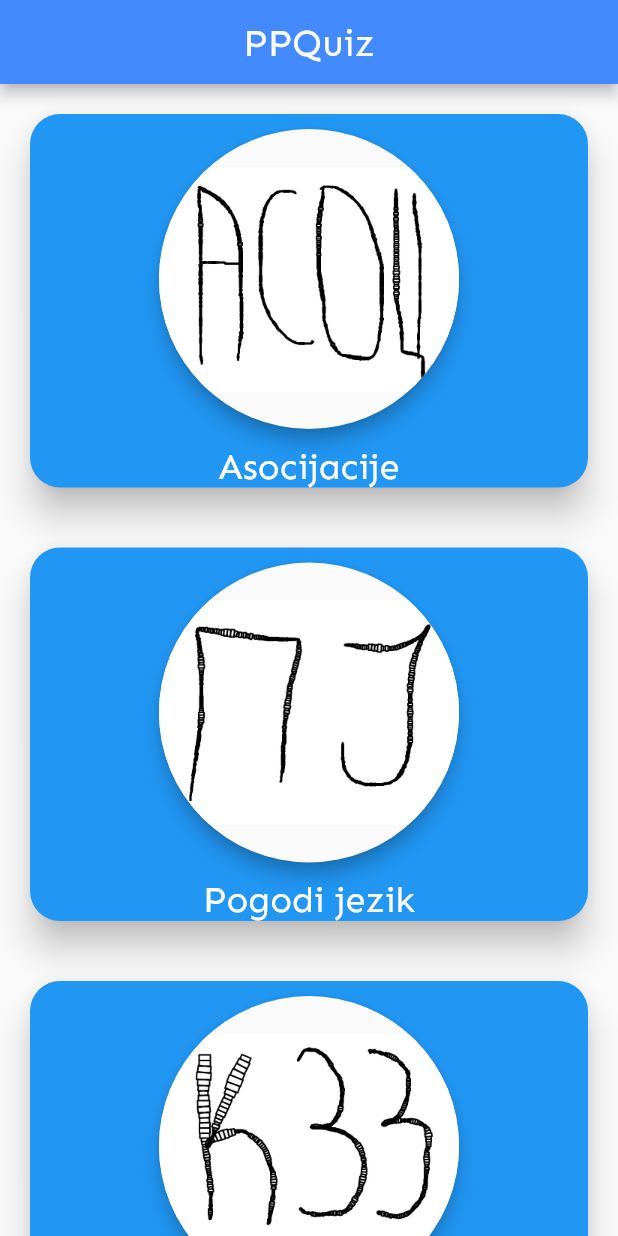
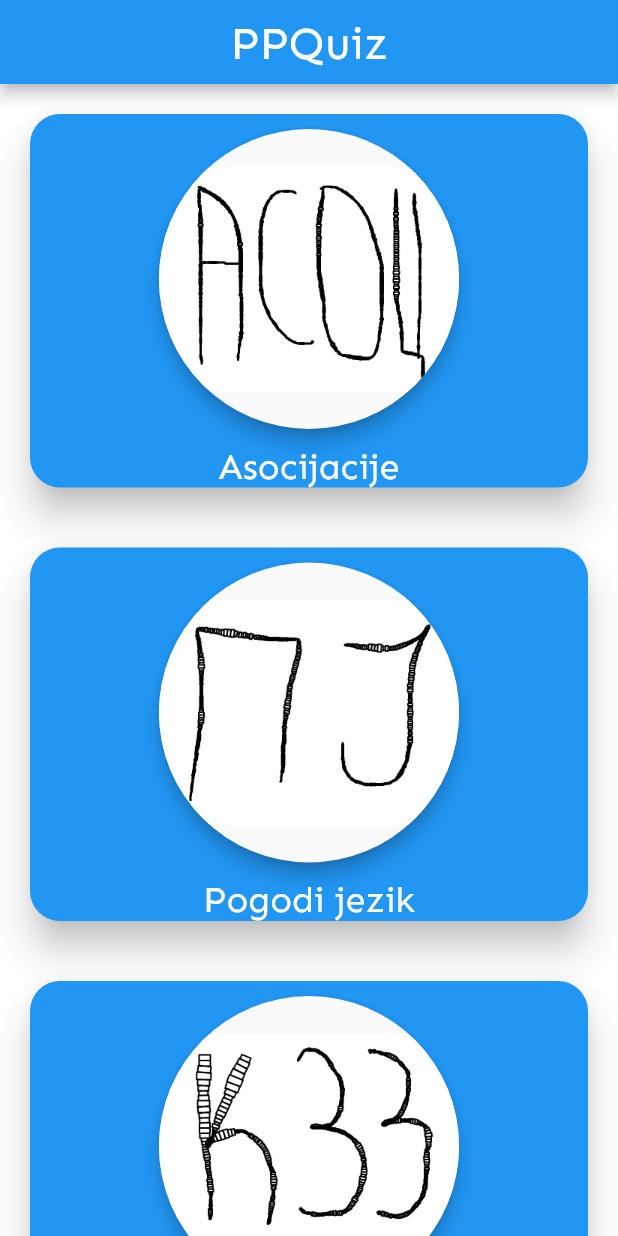
Before and after one commit to crnomarkovicm/2020_PPQuiz, a Flutter app: the screen it shows after launch, on a phone screen of 412 x 824 dp. Run offline on Flutter 3.47's test engine with Material 2 defaults, Android fonts, the phone set to English and light mode, and no system bars; drawn by our look-alikes of flip_card.

Commit message:
Ispravljene boje u kodu i dodati stilovi teksta

```diff
--- a/src/lib/home.dart
+++ b/src/lib/home.dart
@@ -28,7 +28,7 @@ class _HomeState extends State<Home> {
       ),
       child: InkWell(
         child: Material(
-          color: Colors.blue,
+          color: Theme.of(context).primaryColor,
           elevation: 10.0,
           borderRadius: BorderRadius.circular(20.0),
           child: FlipCard(
@@ -59,10 +59,7 @@ class _HomeState extends State<Home> {
                     Center(
                       child: Text(
                         naziv_igre,
-                        style: TextStyle(
-                          fontSize: 24.0,
-                          color: Colors.white,
-                        ),
+                        style: Theme.of(context).textTheme.subhead,
                       ),
                     ),
                   ],
@@ -79,10 +76,7 @@ class _HomeState extends State<Home> {
                      Text(
                         opis_igre,
                         textAlign: TextAlign.center,
-                        style: TextStyle(
-                          fontSize: 21.0,
-                          color: Colors.white
-                        ),
+                        style: Theme.of(context).textTheme.body1,
                       ),
                     Center(
                       child: FlatButton(
@@ -91,10 +85,7 @@ class _HomeState extends State<Home> {
                         onPressed: () {},
                         child: Text(
                           "Igraj!",
-                            style: TextStyle(
-                                fontSize: 21.0,
-                                color: Colors.white
-                            ),
+                            style: Theme.of(context).textTheme.body1,
                         ),
                       ),
 
@@ -111,14 +102,13 @@ class _HomeState extends State<Home> {
   @override
   Widget build(BuildContext context) {
     return Scaffold(
+      backgroundColor: Theme.of(context).backgroundColor,
       appBar: AppBar(
-        backgroundColor: Colors.blueAccent,
+        backgroundColor: Theme.of(context).accentColor,
         centerTitle: true,
         title: Text(
           'PPQuiz',
-          style: TextStyle(
-            fontSize: 25.0
-          ),
+          style: Theme.of(context).textTheme.display1,
         ),
       ),
       body: ListView(
--- a/src/lib/main.dart
+++ b/src/lib/main.dart
@@ -17,16 +17,48 @@ class PPQuiz extends StatelessWidget{
         primaryColor: QuizColors.primary.color,
         accentColor: QuizColors.secondary.color,
         cursorColor: QuizColors.primary.color,
+        backgroundColor: QuizColors.background.color,
         textTheme: TextTheme(
+          display1: TextStyle(
+            fontSize: 30,
+            color: QuizColors.text.color
+          ),
           headline: TextStyle(
             fontSize: 50,
             color: QuizColors.text.color,
             fontWeight: FontWeight.bold
           ),
           body1: TextStyle(
-            color: QuizColors.text.color
+            color: QuizColors.text.color,
+            fontSize: 21
+          ),
+          subhead: TextStyle(
+            color: QuizColors.text.color,
+            fontSize: 24
           )
         )
+      ),
+      darkTheme: ThemeData(
+          fontFamily: "Sen",
+          primaryColor: QuizColors.darkPrimary.color,
+          accentColor: QuizColors.darkSecondary.color,
+          cursorColor: QuizColors.darkPrimary.color,
+          backgroundColor: QuizColors.darkBackground.color,
+          textTheme: TextTheme(
+              headline: TextStyle(
+                  fontSize: 50,
+                  color: QuizColors.text.color,
+                  fontWeight: FontWeight.bold
+              ),
+              body1: TextStyle(
+                  color: QuizColors.text.color,
+                  fontSize: 21
+              ),
+              subhead: TextStyle(
+                  color: QuizColors.text.color,
+                  fontSize: 24
+              )
+          )
       ),
       home: SplashScreen()
     );
--- a/src/lib/ui/colors.dart
+++ b/src/lib/ui/colors.dart
@@ -7,17 +7,20 @@ enum QuizColors{
   secondary,
   background,
   text,
-  splash
+  darkPrimary,
+  darkSecondary,
+  darkBackground
 }
 
 extension QuizColorsExtended on QuizColors{
   static const colors = {
-    QuizColors.primary: Color(0xFF172028),
-    QuizColors.secondary: Color(0xFF01938),
-    QuizColors.background: Color(0xFF000000),
+    QuizColors.primary: Color(0xFF2196F3),
+    QuizColors.secondary: Color(0xFF2196F3),
+    QuizColors.background: Color(0xFFFFFFFF),
     QuizColors.text: Color(0xFFFFFFFF),
-    QuizColors.splash: Color(0xFF06051E),
-
+    QuizColors.darkPrimary: Color(0xFF051938),
+    QuizColors.darkSecondary: Color(0xFF172028),
+    QuizColors.darkBackground: Color(0xFF06051E)
   };
 
 Color get color => colors[this];
```
